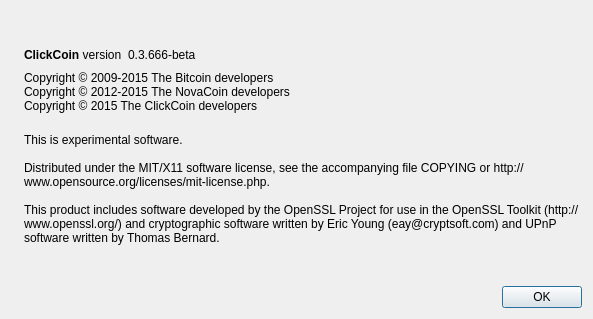
coindevv/ClickCoin, file src/qt/forms/aboutdialog.ui: the form before one commit.
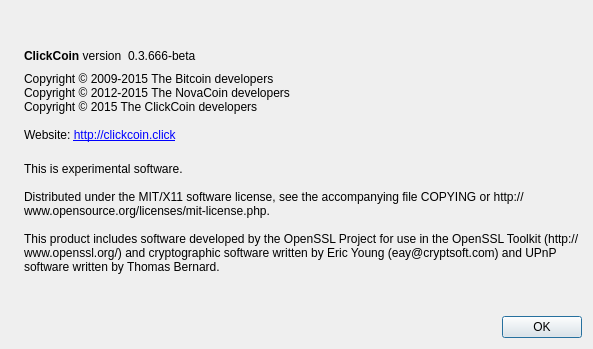
The form after the commit. Icons and pictures are not drawn.

Commit message: Add website url to about dialog window

```diff
--- a/src/qt/forms/aboutdialog.ui
+++ b/src/qt/forms/aboutdialog.ui
@@ -7,7 +7,7 @@
     <x>0</x>
     <y>0</y>
     <width>593</width>
-    <height>319</height>
+    <height>349</height>
    </rect>
   </property>
   <property name="windowTitle">
@@ -91,9 +91,18 @@
         <cursorShape>IBeamCursor</cursorShape>
        </property>
        <property name="text">
-        <string>Copyright © 2009-2015 The Bitcoin developers
-Copyright © 2012-2015 The NovaCoin developers
-Copyright © 2015 The ClickCoin developers</string>
+        <string>
+Copyright © 2009-2015 The Bitcoin developers&lt;br/&gt;
+Copyright © 2012-2015 The NovaCoin developers&lt;br/&gt;
+Copyright © 2015 The ClickCoin developers&lt;br/&gt;&lt;br/&gt;
+Website: &lt;a href=&quot;http://clickcoin.click&quot;&gt;http://clickcoin.click&lt;/a&gt;
+       </string>
+       </property>
+       <property name="textFormat">
+        <enum>Qt::RichText</enum>
+       </property>
+       <property name="openExternalLinks">
+        <bool>true</bool>
        </property>
        <property name="textInteractionFlags">
         <set>Qt::LinksAccessibleByMouse|Qt::TextSelectableByKeyboard|Qt::TextSelectableByMouse</set>
```
